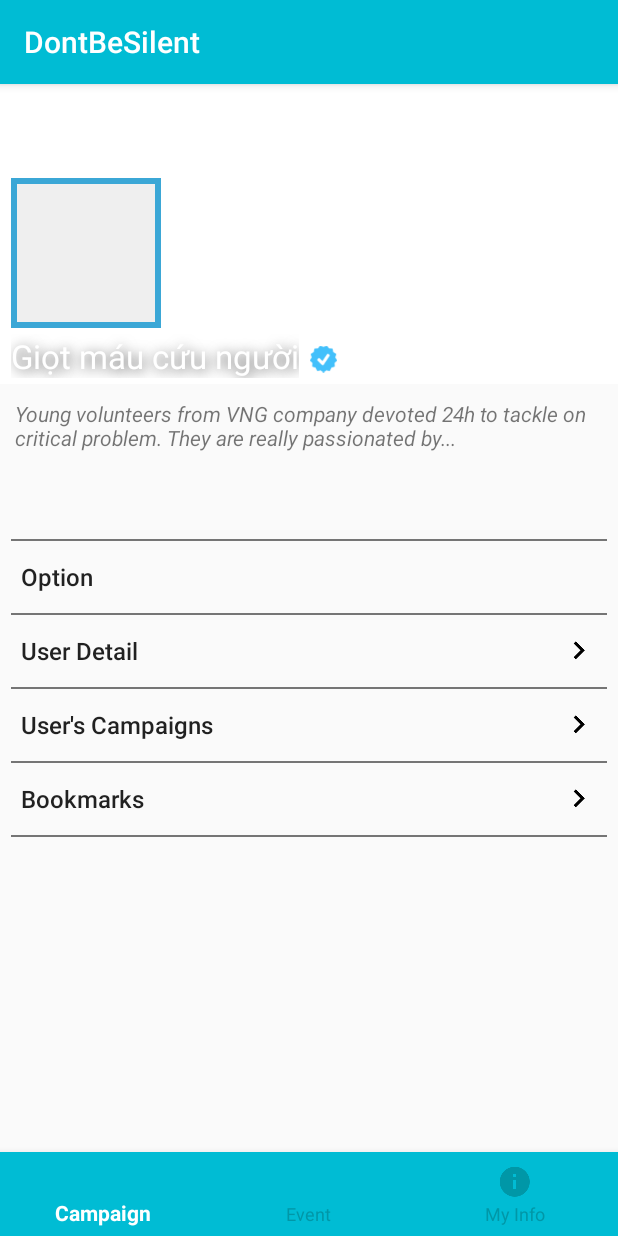
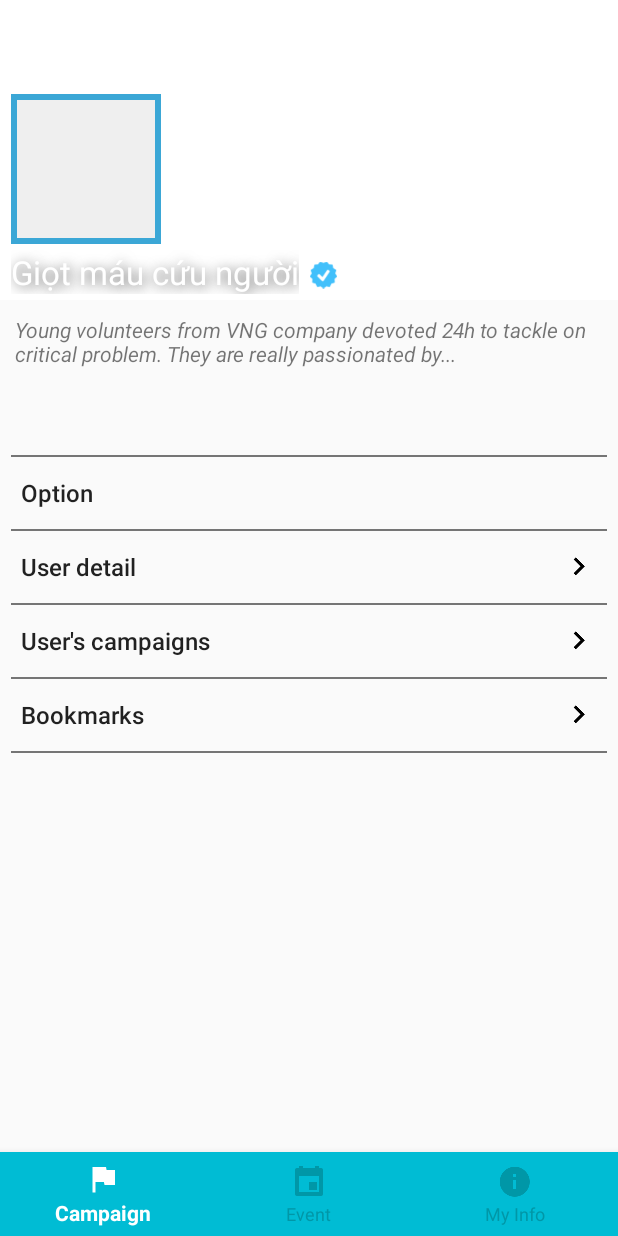
Before and after one commit to kennguyenbkpro/dontbesilent, an Android app: the screen it shows after launch once a user with an empty profile is signed in (MainActivity), item 3 of the bottom bar chosen, on a phone screen of 412 x 824 dp. Run offline under Robolectric (Android 15) with nearby library versions, the phone set to English and light mode, and no system bars; our stand-ins replace Firebase (no records; nobody signed in at launch, a user with empty details on screens opened directly), Picasso; pictures from the network do not load.

Commit message:
Add bottom nav icons Add VN translation

```diff
--- a/DontBeSilent/app/src/main/res/layout/activity_main.xml
+++ b/DontBeSilent/app/src/main/res/layout/activity_main.xml
@@ -6,20 +6,6 @@
     android:layout_width="match_parent"
     android:layout_height="match_parent"
     tools:context="com.dontbesilent.dontbesilent.activity.MainActivity">
-
-    <android.support.design.widget.AppBarLayout
-        android:layout_width="match_parent"
-        android:layout_height="wrap_content"
-        android:theme="@style/AppTheme.AppBarOverlay">
-
-        <android.support.v7.widget.Toolbar
-            android:id="@+id/toolbar"
-            android:layout_width="match_parent"
-            android:layout_height="?attr/actionBarSize"
-            android:background="?attr/colorPrimary"
-            app:popupTheme="@style/AppTheme.PopupOverlay" />
-
-    </android.support.design.widget.AppBarLayout>
 
     <android.support.design.widget.BottomNavigationView
         android:id="@+id/bottom_navigation_main"
@@ -35,8 +21,7 @@
         android:id="@+id/content_main"
         android:layout_width="match_parent"
         android:layout_height="match_parent"
-        android:layout_above="@id/bottom_navigation_main"
-        android:layout_marginTop="?attr/actionBarSize"/>
+        android:layout_above="@id/bottom_navigation_main"/>
 
     <LinearLayout
         android:orientation="horizontal"
--- a/DontBeSilent/app/src/main/res/layout/user_info_tab_layout.xml
+++ b/DontBeSilent/app/src/main/res/layout/user_info_tab_layout.xml
@@ -103,7 +103,7 @@
                     android:layout_marginRight="7dp"
                     />
                 <Button
-                    android:text="Option"
+                    android:text="@string/user_info_option"
                     android:textSize="16sp"
                     android:textAllCaps="false"
                     android:gravity="left|center_vertical"
@@ -120,7 +120,7 @@
                     android:layout_marginRight="7dp"
                     />
                 <Button
-                    android:text="User Detail"
+                    android:text="@string/user_info_user_detail"
                     android:textSize="16sp"
                     android:drawableRight="@drawable/ic_keyboard_arrow_right_black_24dp"
                     android:textAllCaps="false"
@@ -140,7 +140,7 @@
                 <Button
                     android:id="@+id/user_campaign"
                     android:textSize="16sp"
-                    android:text="User's Campaigns"
+                    android:text="@string/user_info_user_campaign"
                     android:drawableRight="@drawable/ic_keyboard_arrow_right_black_24dp"
                     android:textAllCaps="false"
                     android:gravity="left|center_vertical"
@@ -158,7 +158,7 @@
                     />
                 <Button
                     android:id="@+id/bookmark"
-                    android:text="Bookmarks"
+                    android:text="@string/user_info_bookmark"
                     android:textSize="16sp"
                     android:drawableRight="@drawable/ic_keyboard_arrow_right_black_24dp"
                     android:textAllCaps="false"
--- a/DontBeSilent/app/src/main/res/menu/bottom_navigation_main.xml
+++ b/DontBeSilent/app/src/main/res/menu/bottom_navigation_main.xml
@@ -1,16 +1,17 @@
 <?xml version="1.0" encoding="utf-8"?>
 <menu xmlns:android="http://schemas.android.com/apk/res/android"
     xmlns:app="http://schemas.android.com/apk/res-auto">
-    <!--TODO Add android:icon -->
     <item
         android:id="@+id/bottom_nav_main_campaign"
         android:enabled="true"
         android:title="@string/bottom_nav_title_campaign"
+        android:icon="@drawable/ic_flag_white_24dp"
         app:showAsAction="ifRoom" />
     <item
         android:id="@+id/bottom_nav_main_event"
         android:enabled="true"
         android:title="@string/bottom_nav_title_event"
+        android:icon="@drawable/ic_event_white_24dp"
         app:showAsAction="ifRoom" />
     <item
         android:id="@+id/bottom_nav_main_info"
--- a/DontBeSilent/app/src/main/res/values/strings.xml
+++ b/DontBeSilent/app/src/main/res/values/strings.xml
@@ -20,6 +20,7 @@
     <string name="title_followers">Followers</string>
     <string name="title_donation">Donation</string>
     <string name="title_valid_time">Valid time</string>
+
     <string name="hall_of_fame">Hall of fame</string>
 
     <string name="btn_see_more">See more</string>
@@ -27,4 +28,9 @@
     <string name="user_type_donator">Donator</string>
     <string name="user_type_host">Host</string>
     <string name="user_type_admin">Admin</string>
+
+    <string name="user_info_option">Option</string>
+    <string name="user_info_user_detail">User detail</string>
+    <string name="user_info_user_campaign">User\'s campaigns</string>
+    <string name="user_info_bookmark">Bookmarks</string>
 </resources>
```
Also changed, not shown: DontBeSilent/app/src/main/res/drawable-hdpi/ic_event_white_24dp.png (added), DontBeSilent/app/src/main/res/drawable-hdpi/ic_flag_white_24dp.png (added), DontBeSilent/app/src/main/res/drawable-mdpi/ic_event_white_24dp.png (added), DontBeSilent/app/src/main/res/drawable-mdpi/ic_flag_white_24dp.png (added), DontBeSilent/app/src/main/res/drawable-xhdpi/ic_event_white_24dp.png (added), DontBeSilent/app/src/main/res/drawable-xhdpi/ic_flag_white_24dp.png (added), DontBeSilent/app/src/main/res/drawable-xxhdpi/ic_event_white_24dp.png (added), DontBeSilent/app/src/main/res/drawable-xxhdpi/ic_flag_white_24dp.png (added), DontBeSilent/app/src/main/res/drawable-xxxhdpi/ic_event_white_24dp.png (added), DontBeSilent/app/src/main/res/drawable-xxxhdpi/ic_flag_white_24dp.png (added), 1 other file.
